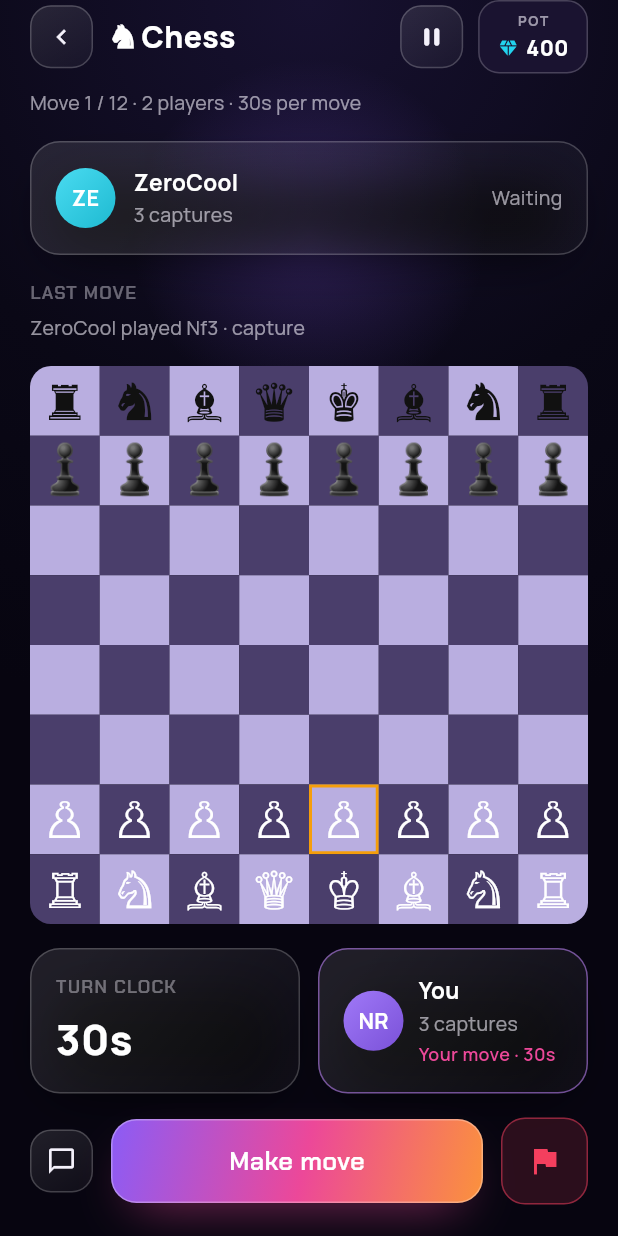
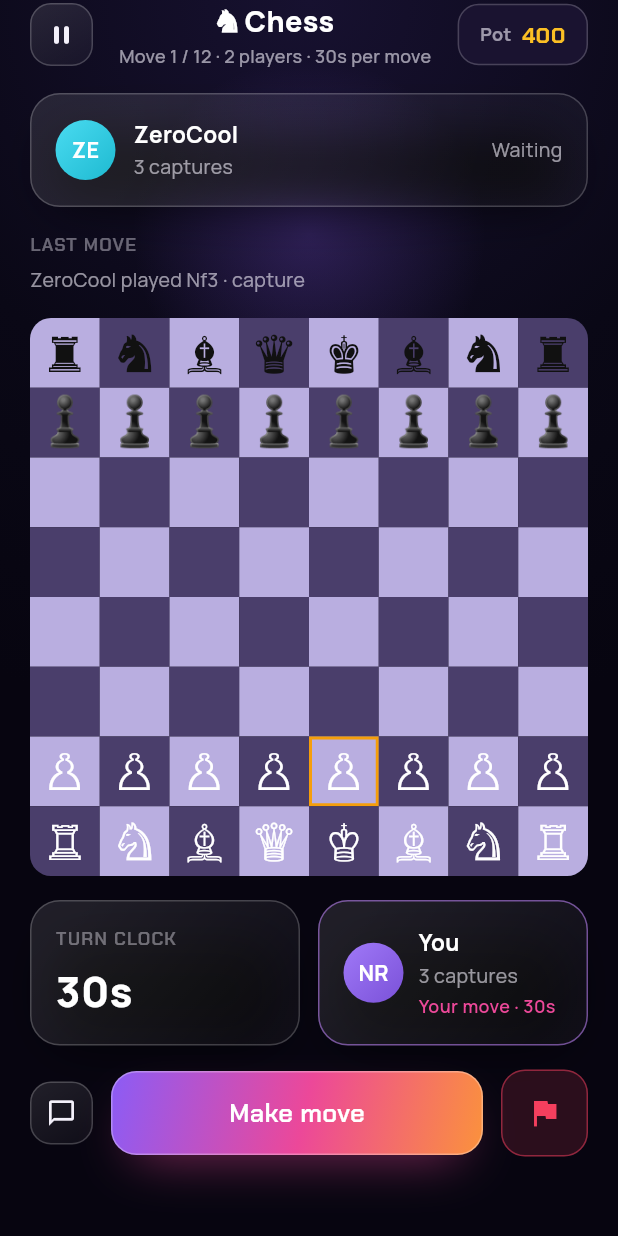
Before and after one commit to Chaituchaithan/flutter-games, a Flutter app: the ChessScreen screen opened by its route, on a phone screen of 412 x 824 dp. Run offline on Flutter 3.47's test engine with Material 3 defaults, Android fonts, the phone set to English and light mode, and no system bars; our stand-ins replace connectivity_plus, dio, flutter_riverpod, flutter_secure_storage, google_fonts; accounts and stored records are empty.

Commit message:
Game-header mockup match, app name "Aura", untrack local settings
- GameHeader rebuilt to match mockup: [pause left] · centered title+subtitle ·
  [amber "Pot N" pill]; removed back chevron. GamePotPill now horizontal (amber
  value) instead of stacked "POT ♦". Each board's meta line folded into the header
  subtitle; GameMetaText removed. Applies to Chess/Othello/Scrabble/Snakes/Ludo/Trivia.
- Android release label set to "Aura" (was snakeladder).
- Untrack .claude/settings.local.json (machine-local) + add to .gitignore.
- docs/MOCKUP_GAP_LIST.md §B5 records the pass.

flutter analyze clean; 56 tests pass.

Co-Authored-By: Claude Opus 4.8 <noreply@anthropic.com>

```diff
--- a/lib/screens/games/chess_screen.dart
+++ b/lib/screens/games/chess_screen.dart
@@ -36,9 +36,11 @@ class ChessScreen extends StatelessWidget {
       body: Column(
         crossAxisAlignment: CrossAxisAlignment.stretch,
         children: [
-          const GameHeader(title: '♞ Chess', pot: '400'),
-          const SizedBox(height: 10),
-          const GameMetaText('Move 1 / 12 · 2 players · 30s per move'),
+          const GameHeader(
+            title: '♞ Chess',
+            subtitle: 'Move 1 / 12 · 2 players · 30s per move',
+            pot: '400',
+          ),
           const SizedBox(height: 16),
           const GameOpponentCard(
             name: 'ZeroCool',
--- a/lib/widgets/game_widgets.dart
+++ b/lib/widgets/game_widgets.dart
@@ -16,7 +16,7 @@ import 'components.dart';
 
 // ─────────────────────────── Pot pill ───────────────────────────
 
-/// The dark "POT ♦ N" pill shown in a game header.
+/// The "Pot N" pill shown at the right of a game header (mockup: amber value).
 class GamePotPill extends StatelessWidget {
   const GamePotPill({super.key, required this.amount, this.currency = Currency.gems});
 
@@ -25,45 +25,33 @@ class GamePotPill extends StatelessWidget {
 
   @override
   Widget build(BuildContext context) {
-    final gold = currency == Currency.gold;
     return Container(
-      padding: const EdgeInsets.symmetric(horizontal: 12, vertical: 6),
+      padding: const EdgeInsets.symmetric(horizontal: 14, vertical: 9),
       decoration: BoxDecoration(
         color: AuraColors.card,
         borderRadius: BorderRadius.circular(14),
         border: Border.all(color: AuraColors.cardBorder),
       ),
-      child: Column(
+      child: Row(
         mainAxisSize: MainAxisSize.min,
         children: [
           const Text(
-            'POT',
+            'Pot',
             style: TextStyle(
               color: AuraColors.textSecondary,
-              fontSize: 9,
+              fontSize: 12,
               fontWeight: FontWeight.w700,
-              letterSpacing: 1.2,
             ),
           ),
-          const SizedBox(height: 2),
-          Row(
-            mainAxisSize: MainAxisSize.min,
-            children: [
-              Icon(
-                gold ? Icons.monetization_on : Icons.diamond,
-                size: 14,
-                color: gold ? AuraColors.gold : AuraColors.gems,
-              ),
-              const SizedBox(width: 5),
-              Text(
-                amount,
-                style: const TextStyle(
-                  color: Colors.white,
-                  fontSize: 14,
-                  fontWeight: FontWeight.w800,
-                ),
-              ),
-            ],
+          const SizedBox(width: 7),
+          Text(
+            amount,
+            style: TextStyle(
+              fontFamily: AuraText.displayFamily,
+              color: AuraColors.amber,
+              fontSize: 15,
+              fontWeight: FontWeight.w800,
+            ),
           ),
         ],
       ),
@@ -73,7 +61,7 @@ class GamePotPill extends StatelessWidget {
 
 // ─────────────────────────── Header ───────────────────────────
 
-/// Standard game header: back + title (with optional subtitle) + pause + pot.
+/// Standard game header (mockup): pause (left) · centered title + subtitle · pot (right).
 class GameHeader extends StatelessWidget {
   const GameHeader({
     super.key,
@@ -81,43 +69,42 @@ class GameHeader extends StatelessWidget {
     this.subtitle,
     required this.pot,
     this.currency = Currency.gems,
-    this.showPause = true,
   });
 
   final String title;
   final String? subtitle;
   final String pot;
   final Currency currency;
-  final bool showPause;
 
   @override
   Widget build(BuildContext context) {
     return Row(
       children: [
-        CircleActionButton(
-          icon: Icons.chevron_left,
-          onTap: () => Navigator.of(context).maybePop(),
+        GlassIconButton(
+          icon: Icons.pause_rounded,
+          onTap: () => showGamePaused(context),
         ),
         const SizedBox(width: 12),
         Expanded(
           child: Column(
-            crossAxisAlignment: CrossAxisAlignment.start,
             mainAxisSize: MainAxisSize.min,
             children: [
               Text(
                 title,
+                textAlign: TextAlign.center,
                 maxLines: 1,
                 overflow: TextOverflow.ellipsis,
                 style: const TextStyle(
                   color: Colors.white,
                   fontWeight: FontWeight.w800,
-                  fontSize: 20,
+                  fontSize: 19,
                 ),
               ),
               if (subtitle != null) ...[
                 const SizedBox(height: 2),
                 Text(
                   subtitle!,
+                  textAlign: TextAlign.center,
                   maxLines: 1,
                   overflow: TextOverflow.ellipsis,
                   style: const TextStyle(
@@ -130,30 +117,9 @@ class GameHeader extends StatelessWidget {
             ],
           ),
         ),
-        const SizedBox(width: 10),
-        if (showPause) ...[
-          GlassIconButton(
-            icon: Icons.pause_rounded,
-            onTap: () => showGamePaused(context),
-          ),
-          const SizedBox(width: 10),
-        ],
+        const SizedBox(width: 12),
         GamePotPill(amount: pot, currency: currency),
       ],
-    );
-  }
-}
-
-/// Secondary meta line under a header (e.g. "Move 1 / 12 · 2 players · 30s").
-class GameMetaText extends StatelessWidget {
-  const GameMetaText(this.text, {super.key});
-  final String text;
-
-  @override
-  Widget build(BuildContext context) {
-    return Text(
-      text,
-      style: const TextStyle(color: AuraColors.textSecondary, fontSize: 13),
     );
   }
 }
```
Also changed, not shown: lib/screens/games/ludo_screen.dart (+5 -4 lines), lib/screens/games/othello_screen.dart (+5 -3 lines), lib/screens/games/scrabble_screen.dart (+5 -3 lines), lib/screens/games/snakes_ladders_screen.dart (+5 -4 lines), .claude/settings.local.json (deleted), 3 other files.
